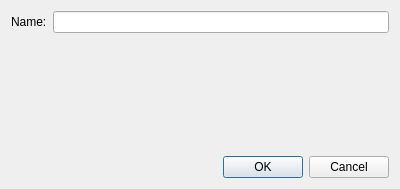
Before: the Qt Designer form src/Mod/CAM/Gui/Resources/panels/LibraryProperties.ui in southseact-3d/fcd, drawn with Qt 5.
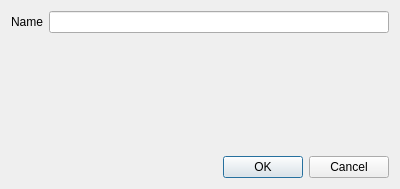
After: the same form once the commit is applied.

```diff
--- a/src/Mod/CAM/Gui/Resources/panels/LibraryProperties.ui
+++ b/src/Mod/CAM/Gui/Resources/panels/LibraryProperties.ui
@@ -31,7 +31,7 @@
      <item row="0" column="0">
       <widget class="QLabel" name="labelLibraryName">
        <property name="text">
-        <string>Name:</string>
+        <string>Name</string>
        </property>
       </widget>
      </item>
```
